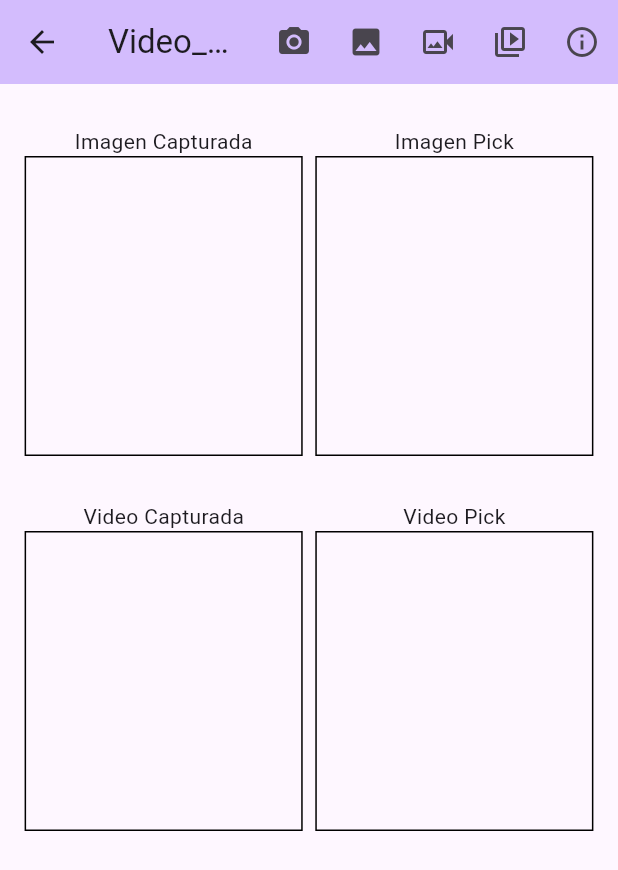
After one commit to DevAthete10/flutter_ux_ix, a Flutter app: the VideoImagePickerPage screen opened by its route, after a tap on the "video camera back" icon, on a phone screen of 412 x 824 dp. The commit adds this screen. Shown: the top 870 px of the screen. Run offline on Flutter 3.47's test engine with Material 3 defaults, Android fonts, the light colour scheme and no system bars; our stand-ins replace bloc, cloud_firestore, dio, firebase_core, fl_chart, flutter_bloc and 7 more; accounts and stored records are empty; generated files the repository leaves out were written again; network calls fail.

Commit message:
Se agrega el package Image_picker + Video_player

```diff
--- a/lib/1.Presentation/pages/index_page.dart
+++ b/lib/1.Presentation/pages/index_page.dart
@@ -1,6 +1,3 @@
-
-
-
 export 'package:flutter_full_ux_ix/1.Presentation/pages/list_item_page.dart';
 export 'package:flutter_full_ux_ix/1.Presentation/pages/menu_page.dart';
 
@@ -22,6 +19,7 @@ export 'package:flutter_full_ux_ix/1.Presentation/pages/integration/ft_chart/cha
 export 'package:flutter_full_ux_ix/1.Presentation/pages/integration/notification_local/notification_local_page.dart';
 export 'package:flutter_full_ux_ix/1.Presentation/pages/integration/isar/isar_page.dart';
 export 'package:flutter_full_ux_ix/1.Presentation/pages/integration/google_sign/google_sign_page.dart';
+export 'package:flutter_full_ux_ix/1.Presentation/pages/integration/video_image/video_image_picker_page.dart';
 
 // LIST ANIMATION
 export 'package:flutter_full_ux_ix/1.Presentation/pages/list_animation/drawer/drawer_animation_page.dart';
--- /dev/null
+++ b/lib/1.Presentation/pages/integration/video_image/services/image_picker_service.dart
@@ -0,0 +1,58 @@
+import 'dart:io';
+
+import 'package:image_picker/image_picker.dart';
+import 'package:video_player/video_player.dart';
+
+class ImagePickerService {
+
+    static final ImagePickerService _singleton = ImagePickerService._();
+    final ImagePicker picker = ImagePicker();
+    String pathImageCapture = "";
+    String pathVideoCapture = "";
+    String pathImagePick = "";
+    String pathVideoPick = "";
+    VideoPlayerController? videoPlayerControllerPick;
+    VideoPlayerController? videoPlayerControllerCapture;
+    factory ImagePickerService(){
+        return _singleton;
+    }
+    ImagePickerService._();
+
+    controllerVideoPick()async {
+      videoPlayerControllerPick =  VideoPlayerController.file(File(pathVideoPick));
+      await videoPlayerControllerPick!.initialize();
+    }
+
+    controllerVideoCapture()async {
+      videoPlayerControllerCapture =  VideoPlayerController.file(File(pathVideoCapture));
+      await videoPlayerControllerCapture!.initialize();
+    }
+
+    capturePhoto()async{
+      final XFile? photo = await picker.pickImage(source: ImageSource.camera);
+      if (photo != null) {
+        pathImageCapture = photo.path;
+      }
+    }
+
+    pickPhoto()async{
+      final XFile? image = await picker.pickImage(source: ImageSource.gallery);
+      if (image != null) {
+        pathImagePick =   image.path;
+      }
+
+    }
+    pickVideo()async{
+      final XFile? galleryVideo = await picker.pickVideo(source: ImageSource.gallery);
+      if (galleryVideo != null) {
+        pathVideoPick = galleryVideo.path;
+      }
+    }
+    captureVideo()async{
+      final XFile? cameraVideo = await picker.pickVideo(source: ImageSource.camera);
+      if (cameraVideo != null) {
+        pathVideoCapture = cameraVideo.path;
+      }
+    }
+
+}
--- /dev/null
+++ b/lib/1.Presentation/pages/integration/video_image/video_image_picker_page.dart
@@ -0,0 +1,174 @@
+import 'dart:io';
+
+import 'package:flutter/material.dart';
+import 'package:flutter_full_ux_ix/1.Presentation/pages/integration/video_image/services/image_picker_service.dart';
+import 'package:video_player/video_player.dart';
+
+class VideoImagePickerPage extends StatefulWidget {
+  const VideoImagePickerPage({super.key});
+
+
+  @override
+  State<VideoImagePickerPage> createState() => _VideoImagePickerPageState();
+}
+
+class _VideoImagePickerPageState extends State<VideoImagePickerPage> {
+  final ImagePickerService service = ImagePickerService();
+
+  @override
+  Widget build(BuildContext context) {
+    return Scaffold(
+      appBar: AppBar(
+        backgroundColor: Theme.of(context).colorScheme.inversePrimary,
+        title: const Text("Video_ player + Image_picker"),
+        actions: [
+          IconButton(onPressed: ()async{
+            await service.capturePhoto();
+            setState(() {
+
+            });
+          }, icon: const Icon(Icons.camera_alt)),
+          IconButton(onPressed: ()async{
+            await service.pickPhoto();
+            setState(() {
+
+            });
+          }, icon: const Icon(Icons.image)),
+          IconButton(onPressed: ()async{
+            await service.captureVideo();
+            await service.controllerVideoCapture();
+            setState(() {
+
+            });
+          }, icon: const Icon(Icons.video_camera_back_outlined)),
+          IconButton(onPressed: ()async{
+            await service.pickVideo();
+            await service.controllerVideoPick();
+            setState(() {
+            });
+          }, icon: const Icon(Icons.video_collection_outlined)),
+          IconButton(
+            onPressed: (){
+              showDialog(
+                context: context,
+                builder:(context) {
+                  return const SimpleDialog(
+                    contentPadding: EdgeInsets.all(10),
+                    title: Text("Cómo ejecutar el package a fecha de 2024-04-04"),
+                    children: [
+                      Text("Paso 1.1: Agregar Firebase al proyecto de flutter"),
+                      Text("Paso 1.2: Activar Authentication/Activar acceso con google"),
+                      Text("Paso 1.3: Unir la BD de firebase con el proyecto de flutter"),
+                      Text("Paso 1.4: Cambiar el nombre del proyecto de flutter para que sea único y así evitar problemas en AppStore"),
+                      Text("Paso 2.1: Agregar El proyecto de Firebase a Google Cloud"),
+                      Text("Paso 2.2: Configurar el OAuth consent screen"),
+                    ],
+                  );
+                },);
+            },
+            icon: const Icon(Icons.info_outline))
+        ],
+      ),
+      body: Padding(
+        padding: const EdgeInsets.all(8.0),
+        child: Column(
+          children: [
+            const SizedBox(height: 20,),
+            Row(
+              mainAxisAlignment: MainAxisAlignment.spaceEvenly,
+              children: [
+                Column(
+                  children: [
+                    const Text("Imagen Capturada"),
+                    Container(
+                      width: MediaQuery.of(context).size.width*.45,
+                      height: 200,
+                       decoration: BoxDecoration(
+                        border: Border.all()
+                      ),
+                      child: (service.pathImageCapture != "") ?Image.file(File(service.pathImageCapture)): Container(),
+                    ),
+                  ],
+                ),
+                Column(
+                  children: [
+                    const Text("Imagen Pick"),
+                    Container(
+                      width: MediaQuery.of(context).size.width*.45,
+                      height: 200,
+                       decoration: BoxDecoration(
+                        border: Border.all()
+                      ),
+                      child: (service.pathImagePick != "") ?Image.file(File(service.pathImagePick)): Container(),
+                    ),
+                  ],
+                ),
+
+              ],
+            ),
+            const SizedBox(
+              height: 30,
+            ),
+            Row(
+              mainAxisAlignment: MainAxisAlignment.spaceEvenly,
+              children: [
+                Column(
+                  children: [
+                    const Text("Video Capturada"),
+                    Container(
+                      width: MediaQuery.of(context).size.width*.45,
+                      height: 200,
+                       decoration: BoxDecoration(
+                        border: Border.all()
+                      ),
+                      child: (service.pathVideoCapture != "") ?VideoPlayer(service.videoPlayerControllerCapture!): Container(),
+                    ),
+                    (service.pathVideoCapture != "")
+                    ? Column(
+                      children:[
+                        IconButton(onPressed: ()async{
+                          await service.videoPlayerControllerCapture!.play();
+                        }, icon: const Icon(Icons.play_arrow)),
+                        IconButton(onPressed: ()async{
+                          await service.videoPlayerControllerCapture!.pause();
+                        }, icon: const Icon(Icons.pause)),
+                      ]
+                    )
+                    : Container()
+                  ],
+                ),
+                Column(
+                  children: [
+                    const Text("Video Pick"),
+                    Container(
+                      width: MediaQuery.of(context).size.width*.45,
+                      height: 200,
+                       decoration: BoxDecoration(
+                        border: Border.all()
+                      ),
+                      child: (service.pathVideoPick != "") ? VideoPlayer(service.videoPlayerControllerPick!): Container(),
+                    ),
+                    (service.pathVideoPick != "")
+                    ? Column(
+                      children:[
+                        IconButton(onPressed: ()async{
+                          await service.videoPlayerControllerPick!.play();
+                        }, icon: const Icon(Icons.play_arrow)),
+                        IconButton(onPressed: ()async{
+                          await service.videoPlayerControllerPick!.pause();
+                        }, icon: const Icon(Icons.pause)),
+                      ]
+                    )
+                    : Container()
+                  ],
+                ),
+
+              ],
+            ),
+
+          ],
+        ),
+      ),
+    );
+  }
+}
--- a/lib/1.Presentation/routes/routes.dart
+++ b/lib/1.Presentation/routes/routes.dart
@@ -30,6 +30,7 @@ Map<String,Widget Function(BuildContext)> routes = {
   "notification_local":(_) => const NotificationLocalPage(),
   "isar":(_) => const IsarPage(),
   "google_sign":(_) => const GoogleSignPage(),
+  "video_image":(_) => const VideoImagePickerPage(),
   // ----- ------
   // Full Application
   "uber":(_) => const UberPage(),
--- a/lib/db/dbPrueba.dart
+++ b/lib/db/dbPrueba.dart
@@ -1,4 +1,4 @@
-  List<Map<String,dynamic>> uiScreen = [
+ List<Map<String,dynamic>> uiScreen = [
     {
       "nombre":"Prueba UI Screen",
       "route_app":"list_item",
@@ -122,6 +122,12 @@
     {
       "nombre":"Google Sign",
       "route_app":"google_sign",
+      "url_image":"",
+      "ejemplos":[]
+    },
+    {
+      "nombre":"Video + Image",
+      "route_app":"video_image",
       "url_image":"",
       "ejemplos":[]
     },
--- a/pubspec.yaml
+++ b/pubspec.yaml
@@ -42,11 +42,13 @@ dependencies:
   google_sign_in: ^6.2.1
   http: ^1.2.1
   image: ^4.1.7
+  image_picker: ^1.0.7
   isar: ^3.1.0+1
   isar_flutter_libs: ^3.1.0+1
   path: ^1.9.0
   path_provider: ^2.1.2
   sqflite: ^2.3.2
+  video_player: ^2.8.5
   youtube_player_flutter: ^9.0.0
 
 dev_dependencies:
```
Also changed, not shown: pubspec.lock, 5 other files.
